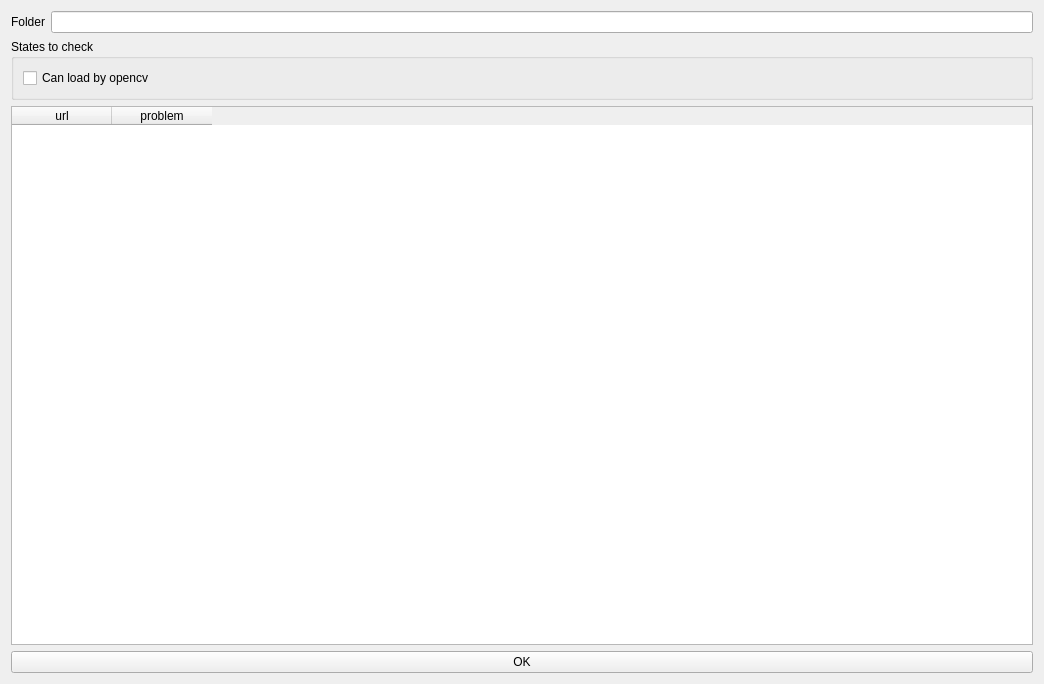
First picture: the form in image_clean_up_tool/check_images_state.ui, repository stereomatchingkiss/blogCodes2, before the edit.
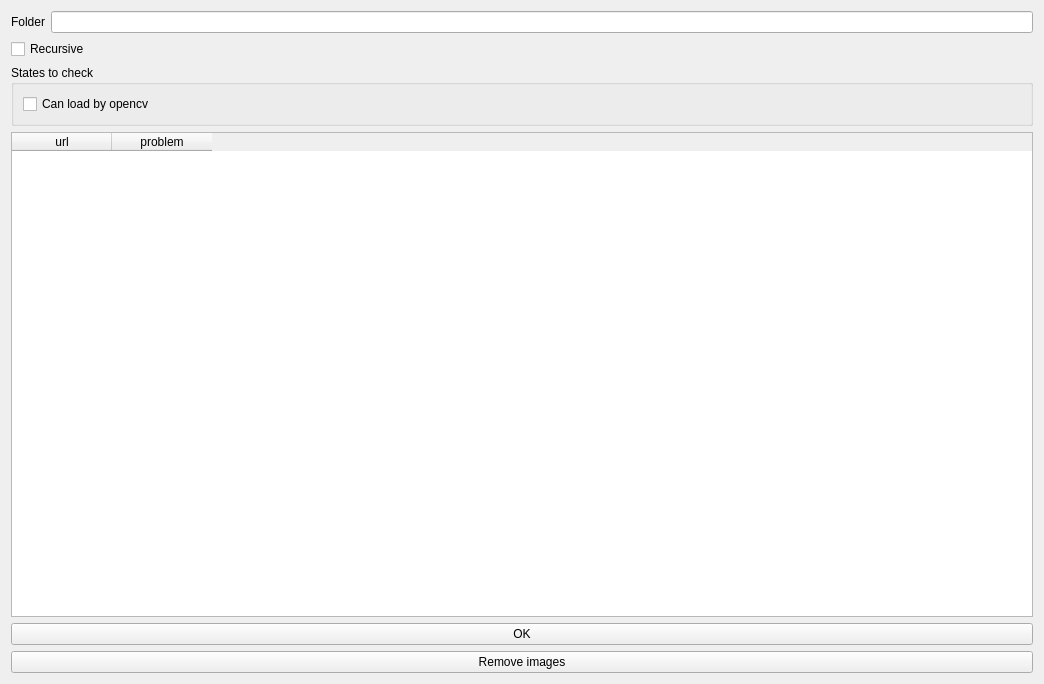
Second picture: the form after the edit.

Commit message: can remove images and scan folder recursive

```diff
--- a/image_clean_up_tool/check_images_state.ui
+++ b/image_clean_up_tool/check_images_state.ui
@@ -28,6 +28,13 @@
      </item>
     </layout>
    </item>
+   <item>
+    <widget class="QCheckBox" name="checkBoxRecursive">
+     <property name="text">
+      <string>Recursive</string>
+     </property>
+    </widget>
+   </item>
    <item>
     <widget class="QGroupBox" name="groupBox">
      <property name="title">
@@ -65,6 +72,13 @@
      </property>
     </widget>
    </item>
+   <item>
+    <widget class="QPushButton" name="pushButtonRemoveImages">
+     <property name="text">
+      <string>Remove images</string>
+     </property>
+    </widget>
+   </item>
   </layout>
  </widget>
  <resources/>
```
The commit also changes 2 other files.
